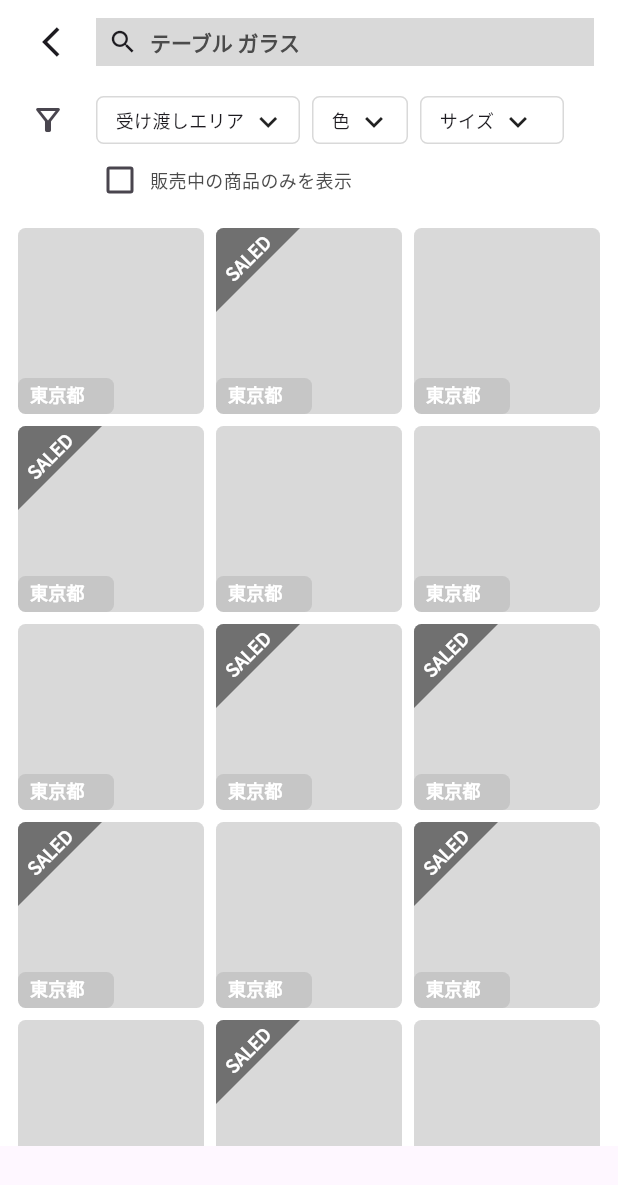
After one commit to naka-c1024/Hack_U_Team1, a Flutter app: the SearchResultView screen opened directly, on a phone screen of 412 x 824 dp. The commit adds this screen. Shown: the top 1185 px of the screen. Run offline on Flutter 3.47's test engine with Material 3 defaults, Android fonts, the phone set to English and light mode, and no system bars; our stand-ins replace camera, flutter_hooks, hooks_riverpod, shared_preferences; accounts and stored records are empty.

Commit message:
add: 検索結果表示画面を実装

```diff
--- a/client/app/lib/Views/keyword_search_view.dart
+++ b/client/app/lib/Views/keyword_search_view.dart
@@ -3,6 +3,7 @@ import 'package:flutter_hooks/flutter_hooks.dart';
 import 'package:hooks_riverpod/hooks_riverpod.dart';
 import 'package:shared_preferences/shared_preferences.dart';
 
+import 'package:app/Views/search_result_view.dart';
 import 'package:app/Views/components/cateogry_cell.dart';
 
 class KeywordSearchView extends HookConsumerWidget {
@@ -20,6 +21,7 @@ class KeywordSearchView extends HookConsumerWidget {
       void onFocusChanged() {
         isFocused.value = focus.hasFocus;
       }
+
       focus.addListener(onFocusChanged);
       return () => focus.removeListener(onFocusChanged);
     }, [focus]);
@@ -105,6 +107,18 @@ class KeywordSearchView extends HookConsumerWidget {
                       focusNode: focus,
                       onSubmitted: (String value) {
                         FocusScope.of(context).unfocus();
+                        Future.delayed(
+                          const Duration(milliseconds: 500),
+                          () {
+                            // 検索結果画面へ
+                            Navigator.push(
+                              context,
+                              MaterialPageRoute(
+                                builder: (context) => const SearchResultView(),
+                              ),
+                            );
+                          },
+                        );
                         searchKeywordController.text = value;
                         if (value != '') {
                           saveSearchLog(value);
@@ -173,7 +187,6 @@ class KeywordSearchView extends HookConsumerWidget {
                       SizedBox(height: 24),
                     ],
                   ),
-
             const Text(
               '検索履歴',
               style: TextStyle(
--- /dev/null
+++ b/client/app/lib/Views/search_result_view.dart
@@ -0,0 +1,304 @@
+import 'package:flutter/material.dart';
+import 'package:flutter_hooks/flutter_hooks.dart';
+import 'package:hooks_riverpod/hooks_riverpod.dart';
+
+import 'package:app/Views/components/furniture_cell.dart';
+
+class SearchResultView extends HookConsumerWidget {
+  const SearchResultView({super.key});
+
+  @override
+  Widget build(BuildContext context, WidgetRef ref) {
+    final screenSize = MediaQuery.of(context).size;
+    final isSaledOnly = useState(false);
+
+    const prefecturesIndex = 12;
+    final prefectures = [
+      '北海道',
+      '青森県',
+      '岩手県',
+      '宮城県',
+      '秋田県',
+      '山形県',
+      '福島県',
+      '茨城県',
+      '栃木県',
+      '群馬県',
+      '埼玉県',
+      '千葉県',
+      '東京都',
+      '神奈川県',
+      '新潟県',
+      '富山県',
+      '石川県',
+      '福井県',
+      '山梨県',
+      '長野県',
+      '岐阜県',
+      '静岡県',
+      '愛知県',
+      '三重県',
+      '滋賀県',
+      '京都府',
+      '大阪府',
+      '兵庫県',
+      '奈良県',
+      '和歌山県',
+      '鳥取県',
+      '島根県',
+      '岡山県',
+      '広島県',
+      '山口県',
+      '徳島県',
+      '香川県',
+      '愛媛県',
+      '高知県',
+      '福岡県',
+      '佐賀県',
+      '長崎県',
+      '熊本県',
+      '大分県',
+      '宮崎県',
+      '鹿児島県',
+      '沖縄県'
+    ];
+
+    final searchResultList = [
+      Row(
+        children: [
+          FurnitureCell(
+              prefecture: prefectures[prefecturesIndex], isSaled: false),
+          FurnitureCell(
+              prefecture: prefectures[prefecturesIndex], isSaled: true),
+          FurnitureCell(
+              prefecture: prefectures[prefecturesIndex], isSaled: false),
+        ],
+      ),
+      Row(
+        children: [
+          FurnitureCell(
+              prefecture: prefectures[prefecturesIndex], isSaled: true),
+          FurnitureCell(
+              prefecture: prefectures[prefecturesIndex], isSaled: false),
+          FurnitureCell(
+              prefecture: prefectures[prefecturesIndex], isSaled: false),
+        ],
+      ),
+      Row(
+        children: [
+          FurnitureCell(
+              prefecture: prefectures[prefecturesIndex], isSaled: false),
+          FurnitureCell(
+              prefecture: prefectures[prefecturesIndex], isSaled: true),
+          FurnitureCell(
+              prefecture: prefectures[prefecturesIndex], isSaled: true),
+        ],
+      ),
+      Row(
+        children: [
+          FurnitureCell(
+              prefecture: prefectures[prefecturesIndex], isSaled: true),
+          FurnitureCell(
+              prefecture: prefectures[prefecturesIndex], isSaled: false),
+          FurnitureCell(
+              prefecture: prefectures[prefecturesIndex], isSaled: true),
+        ],
+      ),
+      Row(
+        children: [
+          FurnitureCell(
+              prefecture: prefectures[prefecturesIndex], isSaled: false),
+          FurnitureCell(
+              prefecture: prefectures[prefecturesIndex], isSaled: true),
+          FurnitureCell(
+              prefecture: prefectures[prefecturesIndex], isSaled: false),
+        ],
+      ),
+      Row(
+        children: [
+          FurnitureCell(
+              prefecture: prefectures[prefecturesIndex], isSaled: true),
+          FurnitureCell(
+              prefecture: prefectures[prefecturesIndex], isSaled: false),
+          FurnitureCell(
+              prefecture: prefectures[prefecturesIndex], isSaled: false),
+        ],
+      ),
+    ];
+
+    return Scaffold(
+      appBar: AppBar(
+        backgroundColor: const Color(0xffffffff),
+        automaticallyImplyLeading: false,
+        title: Row(
+          children: [
+            IconButton(
+              onPressed: () {
+                Navigator.of(context).pop(0);
+              },
+              icon: const Icon(Icons.arrow_back_ios),
+            ),
+            Container(
+              height: 32,
+              width: screenSize.width - 80,
+              padding: const EdgeInsets.only(left: 8),
+              color: const Color(0xffd9d9d9),
+              child: const Row(
+                children: [
+                  Icon(
+                    Icons.search,
+                    size: 20,
+                  ),
+                  SizedBox(width: 8),
+                  Text(
+                    'テーブル ガラス',
+                    style: TextStyle(
+                      fontSize: 14,
+                      fontWeight: FontWeight.bold,
+                      color: Color(0xff4b4b4b),
+                    ),
+                  ),
+                ],
+              ),
+            ),
+          ],
+        ),
+      ),
+      body: Column(
+        mainAxisAlignment: MainAxisAlignment.start,
+        children: [
+          Container(
+            height: 88,
+            padding: const EdgeInsets.only(left: 8, right: 8),
+            color: const Color(0xffffffff),
+            child: Column(
+              mainAxisAlignment: MainAxisAlignment.start,
+              children: [
+                Row(
+                  children: [
+                    IconButton(
+                      onPressed: () {},
+                      icon: const Icon(Icons.filter_alt_outlined),
+                    ),
+                    const SizedBox(width: 8),
+                    // 受け渡しエリアで絞るボタン
+                    Material(
+                      color: Colors.transparent,
+                      child: InkWell(
+                        onTap: () {},
+                        child: Ink(
+                          height: 32,
+                          width: 136,
+                          padding: const EdgeInsets.fromLTRB(12, 4, 8, 4),
+                          decoration: BoxDecoration(
+                            border: Border.all(color: const Color(0xffd9d9d9)),
+                            borderRadius: BorderRadius.circular(5),
+                          ),
+                          child: const Row(
+                            children: [
+                              Text(
+                                '受け渡しエリア',
+                                style: TextStyle(fontSize: 12),
+                              ),
+                              SizedBox(width: 4),
+                              Icon(Icons.keyboard_arrow_down),
+                            ],
+                          ),
+                        ),
+                      ),
+                    ),
+                    const SizedBox(width: 8),
+                    // 色で絞るボタン
+                    Material(
+                      color: Colors.transparent,
+                      child: InkWell(
+                        onTap: () {},
+                        child: Ink(
+                          height: 32,
+                          width: 64,
+                          padding: const EdgeInsets.fromLTRB(12, 4, 8, 4),
+                          decoration: BoxDecoration(
+                            border: Border.all(color: const Color(0xffd9d9d9)),
+                            borderRadius: BorderRadius.circular(5),
+                          ),
+                          child: const Row(
+                            children: [
+                              Text(
+                                '色',
+                                style: TextStyle(fontSize: 12),
+                              ),
+                              SizedBox(width: 4),
+                              Icon(Icons.keyboard_arrow_down),
+                            ],
+                          ),
+                        ),
+                      ),
+                    ),
+                    const SizedBox(width: 8),
+                    // サイズで絞るボタン
+                    Material(
+                      color: Colors.transparent,
+                      child: InkWell(
+                        onTap: () {},
+                        child: Ink(
+                          height: 32,
+                          width: 96,
+                          padding: const EdgeInsets.fromLTRB(12, 4, 8, 4),
+                          decoration: BoxDecoration(
+                            border: Border.all(color: const Color(0xffd9d9d9)),
+                            borderRadius: BorderRadius.circular(5),
+                          ),
+                          child: const Row(
+                            children: [
+                              Text(
+                                'サイズ',
+                                style: TextStyle(fontSize: 12),
+                              ),
+                              SizedBox(width: 4),
+                              Icon(Icons.keyboard_arrow_down),
+                            ],
+                          ),
+                        ),
+                      ),
+                    )
+                  ],
+                ),
+                Row(
+                  children: [
+                    const SizedBox(width: 56),
+                    SizedBox(
+                      height: 32,
+                      width: 32,
+                      child: Checkbox(
+                        value: isSaledOnly.value,
+                        onChanged: (value) {
+                          isSaledOnly.value = value ?? false;
+                        },
+                      ),
+                    ),
+                    const SizedBox(width: 4),
+                    const Text(
+                      '販売中の商品のみを表示',
+                      style: TextStyle(
+                        fontSize: 12,
+                        color: Color(0xff4b4b4b),
+                      ),
+                    ),
+                  ],
+                ),
+              ],
+            ),
+          ),
+          Container(
+            height: screenSize.height - 204,
+            padding: const EdgeInsets.only(left: 8, top: 8, right: 8),
+            color: const Color(0xffffffff),
+            child: SingleChildScrollView(
+              child: Column(children: searchResultList),
+            ),
+          ),
+        ],
+      ),
+    );
+  }
+}
```
